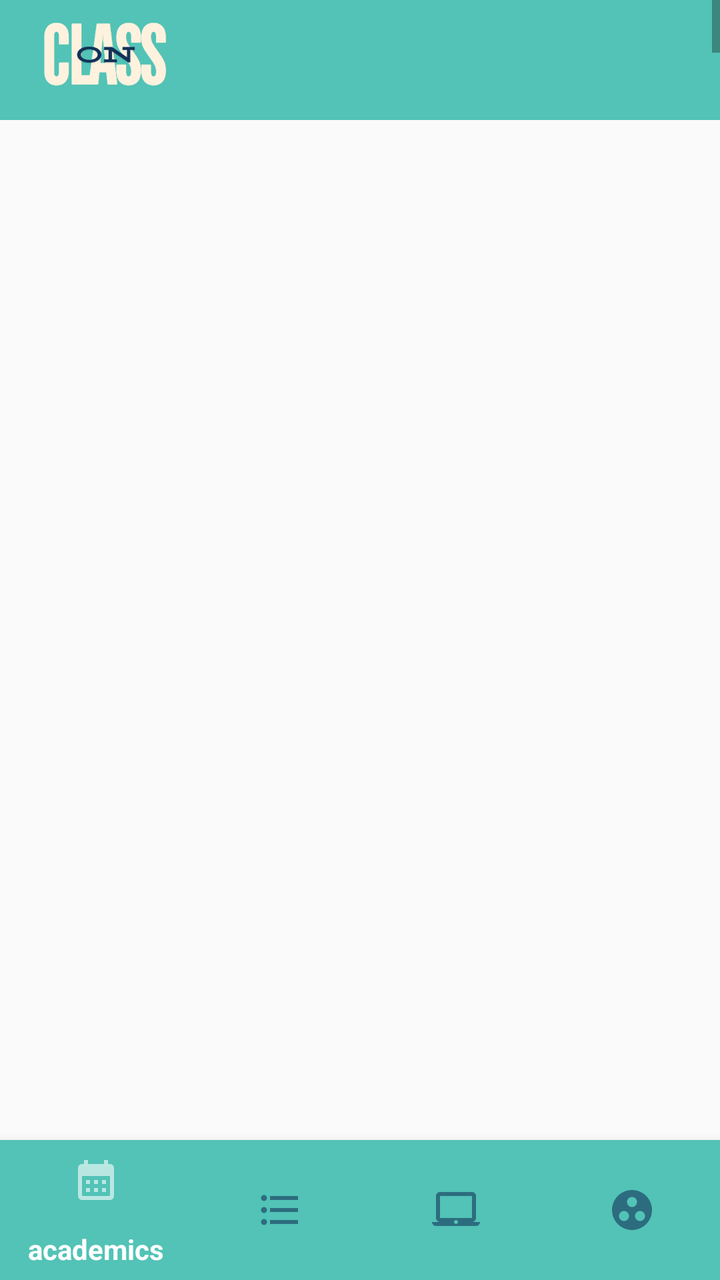
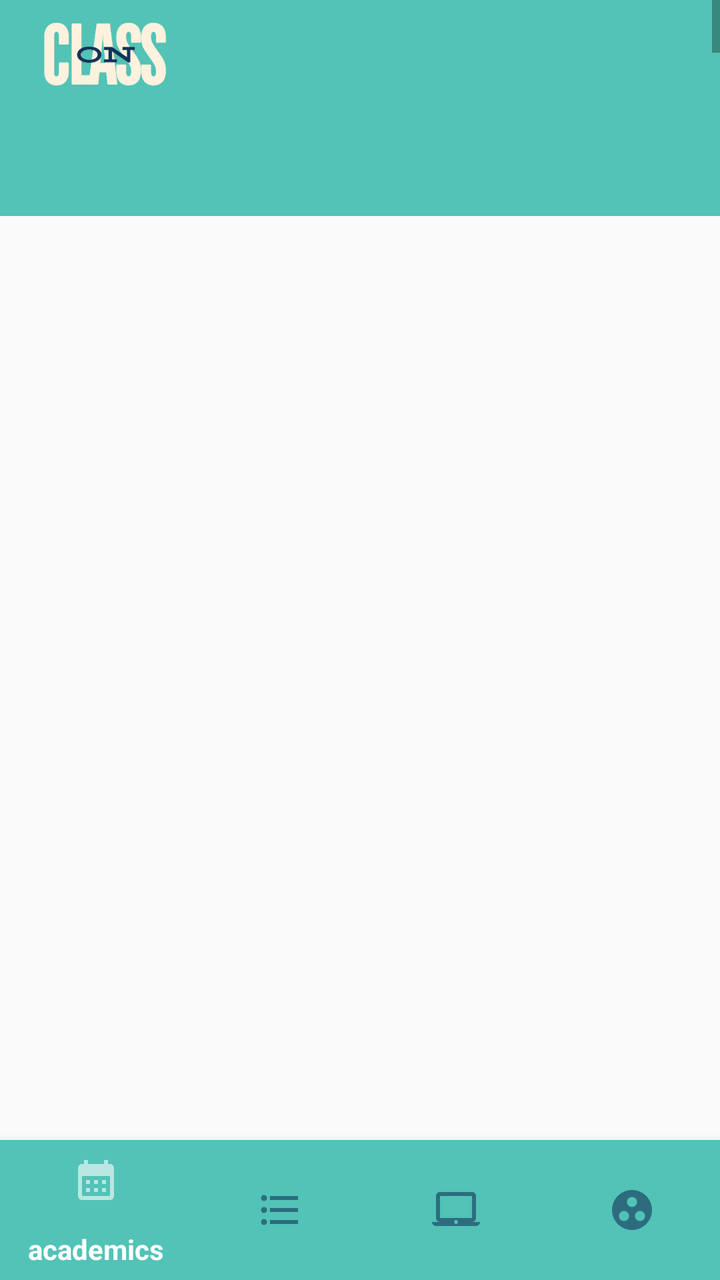

The first picture is an Android layout as it rendered before a commit; the second is the same layout after the commit. The layout source and the unified diff follow.
<!-- AndroidManifest.xml: application theme Theme.Karamat -->
<!-- res/layout/activity_home.xml -->
<?xml version="1.0" encoding="utf-8"?>
<androidx.constraintlayout.widget.ConstraintLayout xmlns:android="http://schemas.android.com/apk/res/android"
    xmlns:app="http://schemas.android.com/apk/res-auto"
    xmlns:tools="http://schemas.android.com/tools"
    android:layout_width="match_parent"
    android:layout_height="match_parent"
    android:orientation="vertical">

    <androidx.viewpager2.widget.ViewPager2
        android:id="@+id/viewPager"
        android:layout_width="match_parent"
        android:layout_height="0dp"
        app:layout_constraintTop_toBottomOf="@id/navigation_view"
        app:layout_constraintBottom_toTopOf="@id/bottomNavigationView"
        app:layout_constraintStart_toStartOf="parent"
        app:layout_constraintEnd_toEndOf="parent" />


    <com.google.android.material.navigation.NavigationView
        android:id="@+id/navigation_view"
        android:layout_width="match_parent"
        android:layout_height="60dp"
        android:layout_gravity="start"
        android:background="@color/blue"
        app:headerLayout="@layout/navigation_header"
        app:layout_constraintEnd_toEndOf="parent"
        app:layout_constraintStart_toStartOf="parent"
        app:layout_constraintTop_toTopOf="parent"
        app:menu="@menu/nav_menu" />

    <com.google.android.material.bottomnavigation.BottomNavigationView
        android:id="@+id/bottomNavigationView"
        android:layout_width="match_parent"
        android:layout_height="70dp"
        android:background="@color/blue"
        app:itemIconTint="@color/bottom_nav_color"
        app:itemTextColor="@color/bottom_nav_color"
        app:layout_constraintBottom_toBottomOf="parent"
        app:layout_constraintEnd_toEndOf="parent"
        app:layout_constraintHorizontal_bias="0.5"
        app:layout_constraintStart_toStartOf="parent"
        app:menu="@menu/bottom_nav_manu" />



</androidx.constraintlayout.widget.ConstraintLayout>
<!-- res/layout/navigation_header.xml (included above) -->
<?xml version="1.0" encoding="utf-8"?>
<LinearLayout xmlns:android="http://schemas.android.com/apk/res/android"
    android:layout_width="match_parent"
    android:layout_height="60dp"
    android:orientation="vertical"
    android:gravity="start"
    android:padding="2dp">

    <ImageView
        android:layout_width="100dp"
        android:layout_height="50dp"
        android:src="@drawable/img_2"/>



</LinearLayout>
<!-- resources referenced by this layout -->
<resources>
  <color name="blue">#52c3b6</color>
  <!-- drawable img_2: png bitmap (drawable, 16798 bytes) -->
  <style name="Theme.Karamat" parent="Theme.AppCompat.Light.NoActionBar" />
</resources>

<!-- the commit's change to res/layout/activity_home.xml (unified diff, before → after) -->
@@ -5,12 +5,25 @@
     android:layout_width="match_parent"
     android:layout_height="match_parent"
     android:orientation="vertical">
+    
+    <com.google.android.material.tabs.TabLayout
+        android:id="@+id/tabLayout"
+        android:layout_width="match_parent"
+        android:layout_height="wrap_content"
+        android:background="@color/blue"
+        app:tabIndicatorColor="@color/white"
+        app:tabTextColor="@color/white"
+        app:tabSelectedTextColor="@color/darkblue"
+        app:layout_constraintTop_toBottomOf="@id/navigation_view"
+        app:layout_constraintStart_toStartOf="parent"
+        app:layout_constraintEnd_toEndOf="parent" />
+
 
     <androidx.viewpager2.widget.ViewPager2
         android:id="@+id/viewPager"
         android:layout_width="match_parent"
         android:layout_height="0dp"
-        app:layout_constraintTop_toBottomOf="@id/navigation_view"
+        app:layout_constraintTop_toBottomOf="@id/tabLayout"
         app:layout_constraintBottom_toTopOf="@id/bottomNavigationView"
         app:layout_constraintStart_toStartOf="parent"
         app:layout_constraintEnd_toEndOf="parent" />
<!-- resource entries referenced after the edit -->
@@ -1,6 +1,8 @@
 <!-- resources referenced by this layout -->
 <resources>
   <color name="blue">#52c3b6</color>
+  <color name="darkblue">#143259</color>
+  <color name="white">#FFFFFFFF</color>
   <!-- drawable img_2: png bitmap (drawable, 16798 bytes) -->
   <style name="Theme.Karamat" parent="Theme.AppCompat.Light.NoActionBar" />
 </resources>
